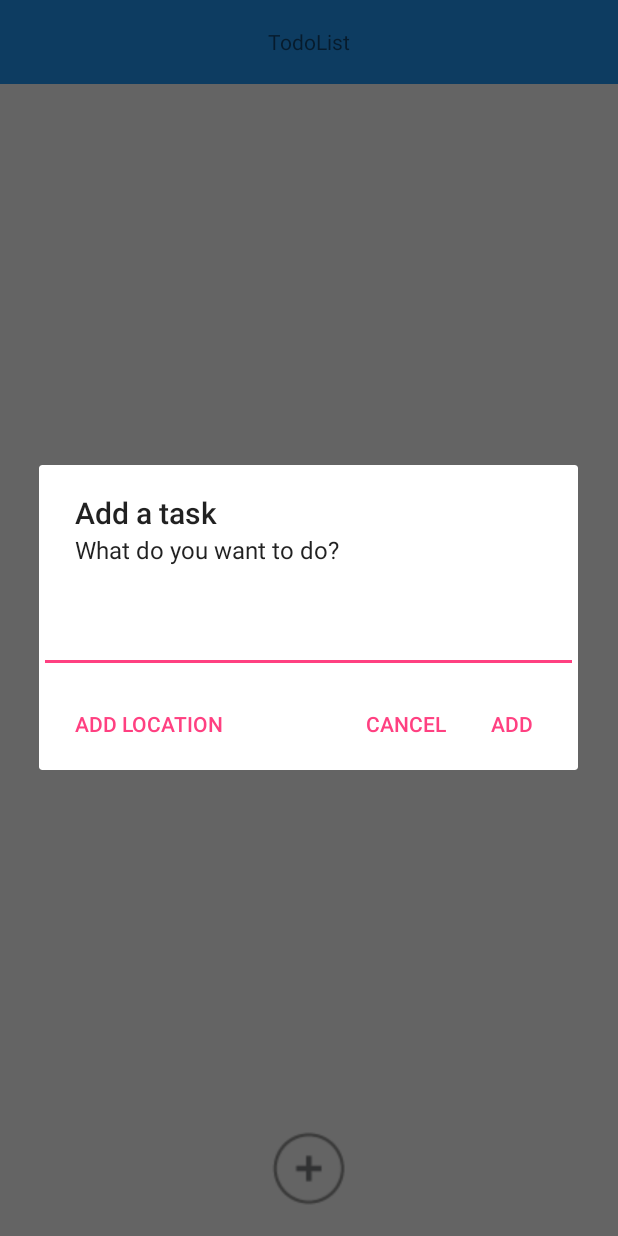
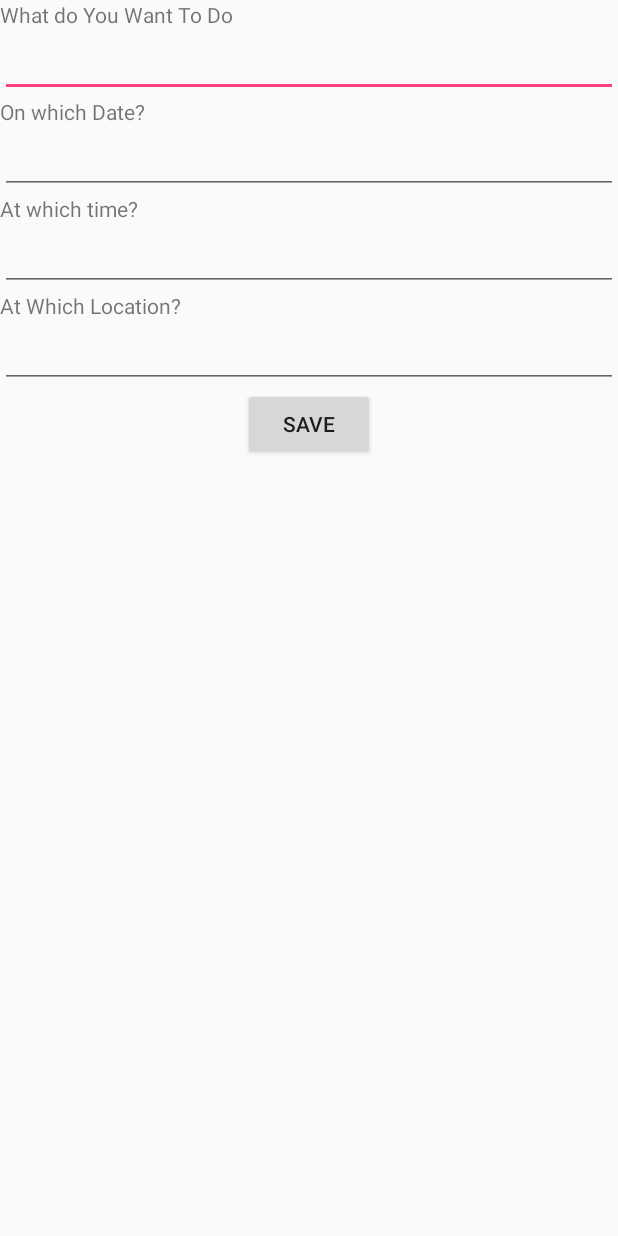
Before and after one commit to deepakvarshney35/ToDo, an Android app: the screen it shows after launch (MainActivity before the commit, AlarmDetail after it), after a tap on an icon or button, on a phone screen of 412 x 824 dp. Run offline under Robolectric (Android 15) with nearby library versions, the phone set to English and light mode, and no system bars.

Commit message:
DatePicker, TimePicker, LocationPicker Added

```diff
--- a/app/build.gradle
+++ b/app/build.gradle
@@ -23,4 +23,5 @@ dependencies {
     compile fileTree(dir: 'libs', include: ['*.jar'])
     testCompile 'junit:junit:4.12'
     compile 'com.android.support:appcompat-v7:23.1.1'
+    compile 'com.google.android.gms:play-services:8.4.0'
 }
--- /dev/null
+++ b/app/src/main/java/todolist2/deepak/todo/AlarmDetail.java
@@ -0,0 +1,173 @@
+package todolist2.deepak.todo;
+
+import android.app.Activity;
+import android.app.DatePickerDialog;
+import android.app.TimePickerDialog;
+import android.content.ContentValues;
+import android.content.Intent;
+import android.database.sqlite.SQLiteDatabase;
+import android.os.Bundle;
+import android.text.InputType;
+import android.view.View;
+import android.widget.Button;
+import android.widget.DatePicker;
+import android.widget.EditText;
+import android.widget.TimePicker;
+import android.widget.Toast;
+
+import com.google.android.gms.common.GooglePlayServicesNotAvailableException;
+import com.google.android.gms.common.GooglePlayServicesRepairableException;
+import com.google.android.gms.location.places.Place;
+import com.google.android.gms.location.places.ui.PlacePicker;
+import com.google.android.gms.maps.model.LatLng;
+import com.google.android.gms.maps.model.LatLngBounds;
+
+import java.text.SimpleDateFormat;
+import java.util.Calendar;
+import java.util.Locale;
+
+import todolist2.deepak.todo.db.TaskContract;
+import todolist2.deepak.todo.db.TaskDBHelper;
+
+/**
+ * Created by Deepak on 19-Feb-16.
+ */
+public class AlarmDetail extends Activity {
+    EditText info,date,time,loc;
+    private TaskDBHelper helper;
+    private static final int PLACE_PICKER_REQUEST = 1;
+    private static final LatLngBounds BOUNDS_MOUNTAIN_VIEW = new LatLngBounds(
+            new LatLng(37.398160, -122.180831), new LatLng(37.430610, -121.972090));
+
+    private DatePickerDialog fromDatePickerDialog;
+    TimePickerDialog timePickerDialog;
+    Button save;
+    private SimpleDateFormat dateFormatter;
+    private SimpleDateFormat timeFormatter;
+    @Override
+
+    protected void onCreate(Bundle savedInstanceState) {
+        super.onCreate(savedInstanceState);
+
+        setContentView(R.layout.alarm_detail);
+        info=(EditText)findViewById(R.id.info);
+        date=(EditText)findViewById(R.id.date);
+        time=(EditText)findViewById(R.id.time);
+        loc=(EditText)findViewById(R.id.loc);
+        save=(Button)findViewById(R.id.save);
+        date.setInputType(InputType.TYPE_NULL);
+        time.setInputType(InputType.TYPE_NULL);
+        dateFormatter = new SimpleDateFormat("dd-MM-yyyy", Locale.US);
+        timeFormatter=new SimpleDateFormat("hh:mm aa");
+        Calendar newCalendar = Calendar.getInstance();
+        fromDatePickerDialog = new DatePickerDialog(this, new DatePickerDialog.OnDateSetListener() {
+
+            public void onDateSet(DatePicker view, int year, int monthOfYear, int dayOfMonth) {
+                Calendar newDate = Calendar.getInstance();
+                newDate.set(year, monthOfYear, dayOfMonth);
+                date.setText(dateFormatter.format(newDate.getTime()));
+            }
+
+        },newCalendar.get(Calendar.YEAR), newCalendar.get(Calendar.MONTH), newCalendar.get(Calendar.DAY_OF_MONTH));
+
+        Calendar newTimeCalendar=Calendar.getInstance();
+        timePickerDialog=new TimePickerDialog(this, new TimePickerDialog.OnTimeSetListener() {
+            @Override
+            public void onTimeSet(TimePicker view, int hourOfDay, int minute) {
+                time.setText(((hourOfDay)<10?"0"+hourOfDay:hourOfDay)+":"+ (minute<10?"0"+minute:minute));
+            }
+        },newTimeCalendar.get(Calendar.HOUR_OF_DAY),newTimeCalendar.get(Calendar.MINUTE),false);
+        save.setOnClickListener(new View.OnClickListener() {
+            @Override
+            public void onClick(View v) {
+                helper = new TaskDBHelper(AlarmDetail.this);
+                String task=info.getText().toString();
+                String datestr=date.getText().toString();
+                String timestr=time.getText().toString();
+                String locstr=loc.getText().toString();
+
+                SQLiteDatabase db = helper.getWritableDatabase();
+                ContentValues values = new ContentValues();
+
+                values.clear();
+                values.put(TaskContract.Columns.TASK, task);
+                values.put(TaskContract.Columns.DATE, datestr);
+                values.put(TaskContract.Columns.TIME, timestr);
+                values.put(TaskContract.Columns.LOC, locstr);
+
+
+                db.insertWithOnConflict(TaskContract.TABLE, null, values, SQLiteDatabase.CONFLICT_IGNORE);
+                onBackPressed();
+            }
+        });
+
+
+        date.setOnFocusChangeListener(new View.OnFocusChangeListener() {
+            @Override
+            public void onFocusChange(View v, boolean hasFocus) {
+                if (hasFocus)
+                    fromDatePickerDialog.show();
+            }
+        });
+
+
+
+        time.setOnFocusChangeListener(new View.OnFocusChangeListener() {
+            @Override
+            public void onFocusChange(View v, boolean hasFocus) {
+                if(hasFocus){
+                    timePickerDialog.show();
+                }
+            }
+        });
+/*
+        loc.setOnFocusChangeListener(new View.OnFocusChangeListener() {
+            @Override
+            public void onFocusChange(View v, boolean hasFocus) {
+                if(hasFocus){
+
+                }
+            }
+        });*/
+        loc.setOnClickListener(new View.OnClickListener() {
+            @Override
+            public void onClick(View v) {
+                try {
+                    PlacePicker.IntentBuilder intentBuilder =
+                            new PlacePicker.IntentBuilder();
+                    intentBuilder.setLatLngBounds(BOUNDS_MOUNTAIN_VIEW);
+                    Intent intent = intentBuilder.build(AlarmDetail.this);
+                    startActivityForResult(intent, PLACE_PICKER_REQUEST);
+
+                } catch (GooglePlayServicesRepairableException
+                        | GooglePlayServicesNotAvailableException e) {
+                    e.printStackTrace();
+                }
+            }
+        });
+
+    }
+
+    @Override
+    protected void onActivityResult(int requestCode,
+                                    int resultCode, Intent data) {
+
+        if (requestCode == PLACE_PICKER_REQUEST)
+            if(resultCode == RESULT_OK) {
+
+            final Place place = PlacePicker.getPlace(data,this);
+            final CharSequence name = place.getName();
+            final CharSequence address = place.getAddress();
+           // String attributions = (String) place.getAttributions();
+           // if (attributions == null) {
+           //     attributions = "";
+           // }
+            loc.setText(name+","+address);
+            Toast.makeText(getApplicationContext(),name+","+address,Toast.LENGTH_SHORT).show();
+          //  mAttributions.setText(Html.fromHtml(attributions));
+
+        } else {
+            super.onActivityResult(requestCode, resultCode, data);
+        }
+    }
+}
--- a/app/src/main/java/todolist2/deepak/todo/MainActivity.java
+++ b/app/src/main/java/todolist2/deepak/todo/MainActivity.java
@@ -1,9 +1,11 @@
 package todolist2.deepak.todo;
 
 import android.app.AlertDialog;
+import android.app.DatePickerDialog;
 import android.app.ListActivity;
 import android.content.ContentValues;
 import android.content.DialogInterface;
+import android.content.Intent;
 import android.database.Cursor;
 import android.database.sqlite.SQLiteDatabase;
 import android.os.Bundle;
@@ -31,102 +33,32 @@ public class MainActivity extends ListActivity {
 		super.onCreate(savedInstanceState);
 		setContentView(R.layout.activity_main);
 		img=(ImageView)findViewById(R.id.imageView);
+		updateUI();
 		img.setOnClickListener(new View.OnClickListener() {
 			@Override
 			public void onClick(View v) {
-				AlertDialog.Builder builder = new AlertDialog.Builder(MainActivity.this);
-				builder.setTitle("Add a task");
-				builder.setMessage("What do you want to do?");
-                final LinearLayout linearLayout=new LinearLayout(MainActivity.this);
-                linearLayout.setOrientation(LinearLayout.VERTICAL);
-				final EditText inputField = new EditText(MainActivity.this);
-                linearLayout.addView(inputField);
-				builder.setView(linearLayout);
-				builder.setPositiveButton("Add", new DialogInterface.OnClickListener() {
-                    @Override
-                    public void onClick(DialogInterface dialogInterface, int i) {
-                        String task = inputField.getText().toString();
-
-                        helper = new TaskDBHelper(MainActivity.this);
-                        SQLiteDatabase db = helper.getWritableDatabase();
-                        ContentValues values = new ContentValues();
-
-                        values.clear();
-                        values.put(TaskContract.Columns.TASK, task);
-
-                        db.insertWithOnConflict(TaskContract.TABLE, null, values, SQLiteDatabase.CONFLICT_IGNORE);
-                        updateUI();
-                    }
-                });
-                builder.setNeutralButton("Add Location", new DialogInterface.OnClickListener() {
-                    @Override
-                    public void onClick(DialogInterface dialog, int which) {
-
-                    }
-                });
-				builder.setNegativeButton("Cancel",null);
-
-				builder.create().show();
+				Intent i = new Intent(MainActivity.this, AlarmDetail.class);
+				startActivity(i);
 			}
 		});
-		updateUI();
+
 	}
 
-	@Override
-	public boolean onCreateOptionsMenu(Menu menu) {
-		getMenuInflater().inflate(R.menu.menu,menu);
-		return true;
-	}
-
-	@Override
-	public boolean onOptionsItemSelected(MenuItem item) {
-		switch (item.getItemId()) {
-			case R.id.action_add_task:
-				AlertDialog.Builder builder = new AlertDialog.Builder(this);
-				builder.setTitle("Add a task");
-				builder.setMessage("What do you want to do?");
-				final EditText inputField = new EditText(this);
-				builder.setView(inputField);
-				builder.setPositiveButton("Add", new DialogInterface.OnClickListener() {
-					@Override
-					public void onClick(DialogInterface dialogInterface, int i) {
-						String task = inputField.getText().toString();
-
-						helper = new TaskDBHelper(MainActivity.this);
-						SQLiteDatabase db = helper.getWritableDatabase();
-						ContentValues values = new ContentValues();
-
-						values.clear();
-						values.put(TaskContract.Columns.TASK,task);
-
-						db.insertWithOnConflict(TaskContract.TABLE,null,values,SQLiteDatabase.CONFLICT_IGNORE);
-						updateUI();
-					}
-				});
-
-				builder.setNegativeButton("Cancel",null);
-
-				builder.create().show();
-				return true;
-
-			default:
-				return false;
-		}
-	}
 
 	private void updateUI() {
 		helper = new TaskDBHelper(MainActivity.this);
 		SQLiteDatabase sqlDB = helper.getReadableDatabase();
 		Cursor cursor = sqlDB.query(TaskContract.TABLE,
-				new String[]{TaskContract.Columns._ID, TaskContract.Columns.TASK},
+				new String[]{TaskContract.Columns._ID, TaskContract.Columns.TASK,
+						TaskContract.Columns.DATE, TaskContract.Columns.TIME, TaskContract.Columns.LOC},
 				null, null, null, null, null);
 
 		listAdapter = new SimpleCursorAdapter(
 				this,
 				R.layout.task_view,
 				cursor,
-				new String[]{TaskContract.Columns.TASK},
-				new int[]{R.id.taskTextView},
+				new String[]{TaskContract.Columns.TASK, TaskContract.Columns.DATE,TaskContract.Columns.TIME,TaskContract.Columns.LOC},
+				new int[]{R.id.taskTextView,R.id.date1,R.id.time1,R.id.loc1},
 				0
 		);
 
@@ -149,4 +81,10 @@ public class MainActivity extends ListActivity {
 		sqlDB.execSQL(sql);
 		updateUI();
 	}
+
+	@Override
+	protected void onResume() {
+		super.onResume();
+		updateUI();
+	}
 }
--- a/app/src/main/java/todolist2/deepak/todo/db/TaskContract.java
+++ b/app/src/main/java/todolist2/deepak/todo/db/TaskContract.java
@@ -4,8 +4,8 @@ import android.provider.BaseColumns;
 
 public class TaskContract {
 	public static final String DB_NAME = "todolist";
-	public static final int DB_VERSION = 1;
-	public static final String TABLE = "tasks";
+	public static final int DB_VERSION = 2;
+	public static final String TABLE = "tasks2";
 
 
 	public class Columns {
@@ -13,5 +13,6 @@ public class TaskContract {
 		public static final String _ID = BaseColumns._ID;
 		public static final String DATE="date";
 		public static final String TIME="time";
+		public static final String LOC="loc";
 	}
 }
--- a/app/src/main/java/todolist2/deepak/todo/db/TaskDBHelper.java
+++ b/app/src/main/java/todolist2/deepak/todo/db/TaskDBHelper.java
@@ -17,7 +17,7 @@ public class TaskDBHelper extends SQLiteOpenHelper {
 		String sqlQuery =
 				String.format("CREATE TABLE %s (" +
 						"_id INTEGER PRIMARY KEY AUTOINCREMENT, " +
-						"%s TEXT, date TEXT, time TEXT)", TaskContract.TABLE, TaskContract.Columns.TASK);
+						"%s TEXT, date TEXT, time TEXT, loc TEXT)", TaskContract.TABLE, TaskContract.Columns.TASK);
 
 		Log.d("TaskDBHelper","Query to form table: "+sqlQuery);
 		sqlDB.execSQL(sqlQuery);
--- /dev/null
+++ b/app/src/main/res/layout/alarm_detail.xml
@@ -0,0 +1,60 @@
+<?xml version="1.0" encoding="utf-8"?>
+<LinearLayout xmlns:android="http://schemas.android.com/apk/res/android"
+    android:orientation="vertical" android:layout_width="match_parent"
+    android:layout_height="match_parent">
+
+    <TextView
+        android:layout_width="wrap_content"
+        android:layout_height="wrap_content"
+        android:textAppearance="?android:attr/textAppearanceSmall"
+        android:text="What do You Want To Do"
+        android:id="@+id/textView" />
+
+    <EditText
+        android:layout_width="match_parent"
+        android:layout_height="wrap_content"
+        android:id="@+id/info" />
+
+    <TextView
+        android:layout_width="wrap_content"
+        android:layout_height="wrap_content"
+        android:textAppearance="?android:attr/textAppearanceSmall"
+        android:text="On which Date?"
+        android:id="@+id/textView2" />
+
+    <EditText
+        android:layout_width="match_parent"
+        android:layout_height="wrap_content"
+        android:id="@+id/date" />
+
+    <TextView
+        android:layout_width="wrap_content"
+        android:layout_height="wrap_content"
+        android:textAppearance="?android:attr/textAppearanceSmall"
+        android:text="At which time?"
+        android:id="@+id/textView3" />
+
+    <EditText
+        android:layout_width="match_parent"
+        android:layout_height="wrap_content"
+        android:id="@+id/time" />
+
+    <TextView
+        android:layout_width="wrap_content"
+        android:layout_height="wrap_content"
+        android:textAppearance="?android:attr/textAppearanceSmall"
+        android:text="At Which Location?"
+        android:id="@+id/textView4" />
+
+    <EditText
+        android:layout_width="match_parent"
+        android:layout_height="wrap_content"
+        android:id="@+id/loc" />
+
+    <Button
+        android:layout_width="wrap_content"
+        android:layout_height="wrap_content"
+        android:text="Save"
+        android:id="@+id/save"
+        android:layout_gravity="center_horizontal" />
+</LinearLayout>
--- a/app/src/main/res/values/strings.xml
+++ b/app/src/main/res/values/strings.xml
@@ -1,3 +1,4 @@
 <resources>
     <string name="app_name">ToDo</string>
+    <string name="google_app_id">468031262863</string>
 </resources>
```
Also changed, not shown: app/src/main/AndroidManifest.xml (+14 -1 lines), app/src/main/res/layout/task_view.xml (+8 -0 lines).
